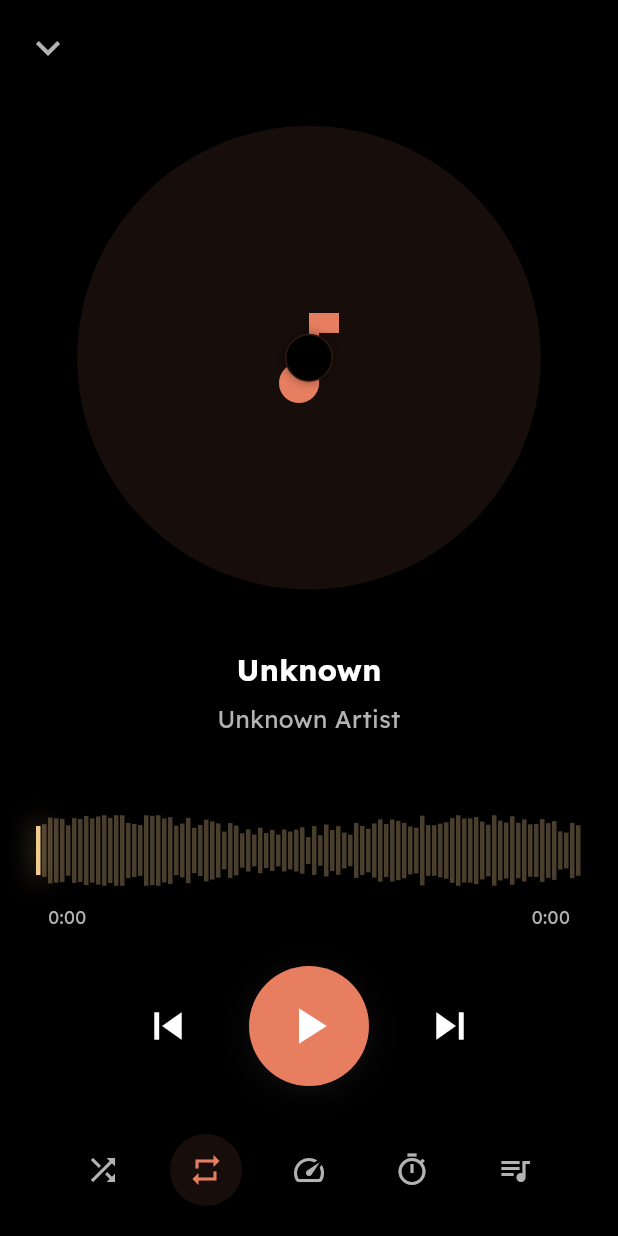
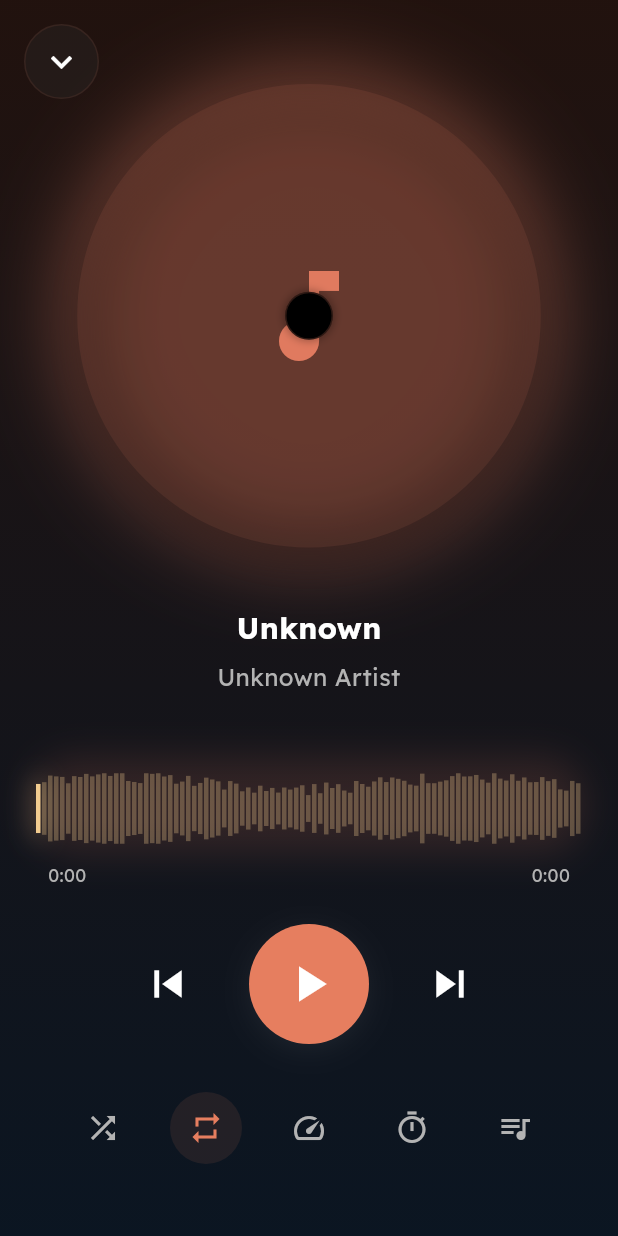
Before and after one commit to Mati-ur-rehman-017/Melody, a Flutter app: the PlayerPage screen opened directly, on a phone screen of 412 x 824 dp. Run offline on Flutter 3.47's test engine with Material 3 defaults, Android fonts, the phone set to English and light mode, and no system bars; our stand-ins replace audio_service, just_audio, palette_generator, shared_preferences, sqflite_common_ffi; missing offline and left inert: just_audio_media_kit, youtube_explode_dart; accounts and stored records are empty.

Commit message:
Enhancing Player

```diff
--- a/lib/pages/player_page.dart
+++ b/lib/pages/player_page.dart
@@ -25,22 +25,33 @@ class PlayerPage extends StatefulWidget {
   State<PlayerPage> createState() => _PlayerPageState();
 }
 
-class _PlayerPageState extends State<PlayerPage>
-    with SingleTickerProviderStateMixin {
+class _PlayerPageState extends State<PlayerPage> with TickerProviderStateMixin {
   final AudioPlayerService _audioService = AudioPlayerService.instance;
   bool _showQueue = false;
   bool _showRemainingTime = false;
 
   late final AnimationController _rotationController;
   StreamSubscription<PlayerState>? _playerStateSubscription;
+  StreamSubscription<Track?>? _trackSubscription;
 
   @override
   void initState() {
     super.initState();
+    CurrentColor.instance.initialize(this);
+
     _rotationController = AnimationController(
       vsync: this,
       duration: const Duration(seconds: 10),
     );
+
+    // Initial color extraction
+    final initialTrack = _audioService.currentTrackInQueue;
+    if (initialTrack != null) {
+      CurrentColor.instance.extractFromImage(
+        initialTrack.thumbnailPath,
+        initialTrack.id,
+      );
+    }
 
     _playerStateSubscription = _audioService.playerStateStream.listen((state) {
       if (state.playing) {
@@ -51,12 +62,21 @@ class _PlayerPageState extends State<PlayerPage>
         _rotationController.stop();
       }
     });
+
+    // Also listen to track changes to extract colors
+    _trackSubscription = _audioService.playingTrackStream.listen((track) {
+      if (track != null) {
+        CurrentColor.instance.extractFromImage(track.thumbnailPath, track.id);
+      }
+    });
   }
 
   @override
   void dispose() {
     _playerStateSubscription?.cancel();
+    _trackSubscription?.cancel();
     _rotationController.dispose();
+    CurrentColor.instance.disposeAnimation();
     super.dispose();
   }
 
@@ -97,14 +117,24 @@ class _PlayerPageState extends State<PlayerPage>
 
   @override
   Widget build(BuildContext context) {
+    return ListenableBuilder(
+      listenable: CurrentColor.instance,
+      builder: (context, _) {
         return Scaffold(
           backgroundColor: AppColors.background,
-      body: SafeArea(
-        child: Column(
+          body: Container(
+            decoration: BoxDecoration(
+              gradient: CurrentColor.instance.getBackgroundGradient(
+                begin: Alignment.topCenter,
+                end: Alignment.bottomCenter,
+                alpha: 0.15,
+              ),
+            ),
+            child: SafeArea(
+              child: Stack(
                 children: [
-            // App bar with close button and actions
-            _buildAppBar(),
-
+                  Column(
+                    children: [
                       // Main content
                       Expanded(
                         child: SingleChildScrollView(
@@ -113,8 +143,9 @@ class _PlayerPageState extends State<PlayerPage>
                             padding: const EdgeInsets.symmetric(horizontal: 24),
                             child: Column(
                               children: [
-                      const SizedBox(height: 20),
-
+                                const SizedBox(
+                                  height: 56,
+                                ), // Add top padding to account for the back button
                                 // Album art with hero animation
                                 _buildAlbumArt(),
 
@@ -149,26 +180,38 @@ class _PlayerPageState extends State<PlayerPage>
                       _buildQueueSection(),
                     ],
                   ),
+
+                  // Circular close button in top-left
+                  Positioned(
+                    top: 16,
+                    left: 16,
+                    child: Container(
+                      decoration: BoxDecoration(
+                        shape: BoxShape.circle,
+                        color: CurrentColor.instance.dominantColor.withValues(
+                          alpha: 0.3,
+                        ),
+                        border: Border.all(
+                          color: CurrentColor.instance.primaryColor.withValues(
+                            alpha: 0.1,
+                          ),
+                          width: 1,
+                        ),
+                      ),
+                      child: IconButton(
+                        onPressed: () => Navigator.of(context).pop(),
+                        icon: const Icon(Icons.keyboard_arrow_down),
+                        color: Colors.white,
+                        iconSize: 28,
+                      ),
+                    ),
+                  ),
+                ],
+              ),
+            ),
           ),
         );
-  }
-
-  Widget _buildAppBar() {
-    return Padding(
-      padding: const EdgeInsets.symmetric(horizontal: 8, vertical: 8),
-      child: Row(
-        children: [
-          // Close button
-          IconButton(
-            onPressed: () => Navigator.of(context).pop(),
-            icon: const Icon(Icons.keyboard_arrow_down),
-            color: AppColors.textSecondary,
-            iconSize: 32,
-          ),
-
-          const Spacer(),
-        ],
-      ),
+      },
     );
   }
 
@@ -200,9 +243,24 @@ class _PlayerPageState extends State<PlayerPage>
                       width: MediaQuery.of(context).size.width * 0.75,
                       height: MediaQuery.of(context).size.width * 0.75,
                       decoration: BoxDecoration(
-                        color: AppColors.primary.withValues(alpha: 0.1),
+                        color: CurrentColor.instance.primaryColor.withValues(
+                          alpha: 0.1,
+                        ),
                         shape: BoxShape.circle,
-                        boxShadow: AppShadows.bubbly,
+                        boxShadow: [
+                          BoxShadow(
+                            color: CurrentColor.instance.getGlowColor(
+                              alpha: 0.5,
+                            ),
+                            blurRadius: 50,
+                            spreadRadius: 5,
+                          ),
+                          BoxShadow(
+                            color: Colors.black.withValues(alpha: 0.3),
+                            blurRadius: 20,
+                            offset: const Offset(0, 10),
+                          ),
+                        ],
                       ),
                       clipBehavior: Clip.antiAlias,
                       child: Stack(
@@ -226,9 +284,8 @@ class _PlayerPageState extends State<PlayerPage>
                                 shape: BoxShape.circle,
                                 color: AppColors.background,
                                 border: Border.all(
-                                  color: AppColors.primary.withValues(
-                                    alpha: 0.2,
-                                  ),
+                                  color: CurrentColor.instance.primaryColor
+                                      .withValues(alpha: 0.2),
                                   width: 1,
                                 ),
                                 boxShadow: [
@@ -256,7 +313,11 @@ class _PlayerPageState extends State<PlayerPage>
 
   Widget _buildPlaceholder() {
     return Center(
-      child: Icon(Icons.music_note, color: AppColors.primary, size: 80),
+      child: Icon(
+        Icons.music_note,
+        color: CurrentColor.instance.primaryColor,
+        size: 80,
+      ),
     );
   }
 
@@ -372,8 +433,9 @@ class _PlayerPageState extends State<PlayerPage>
             return Column(
               children: [
                 // Waveform progress bar
-                Builder(
-                  builder: (context) {
+                ListenableBuilder(
+                  listenable: CurrentColor.instance,
+                  builder: (context, _) {
                     final track = _audioService.currentTrack;
 
                     // Get waveform data
@@ -388,8 +450,24 @@ class _PlayerPageState extends State<PlayerPage>
                           duration: duration,
                         ),
                         builder: (context, waveformSnapshot) {
+                          if (!waveformSnapshot.hasData) {
+                            return const SizedBox(height: 56);
+                          }
                           final waveformData = waveformSnapshot.requireData;
-                          return WaveformProgressBar(
+                          return Container(
+                            decoration: BoxDecoration(
+                              borderRadius: BorderRadius.circular(28),
+                              boxShadow: [
+                                BoxShadow(
+                                  color: CurrentColor.instance.getGlowColor(
+                                    alpha: 0.25,
+                                  ),
+                                  blurRadius: 20,
+                                  spreadRadius: 2,
+                                ),
+                              ],
+                            ),
+                            child: WaveformProgressBar(
                               amplitudes: waveformData.downsampleForDisplay(
                                 targetBars: 100,
                               ),
@@ -400,13 +478,27 @@ class _PlayerPageState extends State<PlayerPage>
                                 _audioService.seek(seekPosition);
                               },
                               height: 56,
+                            ),
                           );
                         },
                       );
                     }
 
                     // No track - show default
-                    return WaveformProgressBar(
+                    return Container(
+                      decoration: BoxDecoration(
+                        borderRadius: BorderRadius.circular(28),
+                        boxShadow: [
+                          BoxShadow(
+                            color: CurrentColor.instance.getGlowColor(
+                              alpha: 0.15,
+                            ),
+                            blurRadius: 20,
+                            spreadRadius: 2,
+                          ),
+                        ],
+                      ),
+                      child: WaveformProgressBar(
                         amplitudes: WaveformService.generateDefaultWaveform(
                           bars: 100,
                         ),
@@ -417,6 +509,7 @@ class _PlayerPageState extends State<PlayerPage>
                           _audioService.seek(seekPosition);
                         },
                         height: 56,
+                      ),
                     );
                   },
                 ),
```
Also changed, not shown: lib/controller/current_color.dart (+10 -0 lines), lib/widgets/namida_miniplayer.dart (+32 -2 lines). Lines whose indentation alone changed are shown as unchanged.
